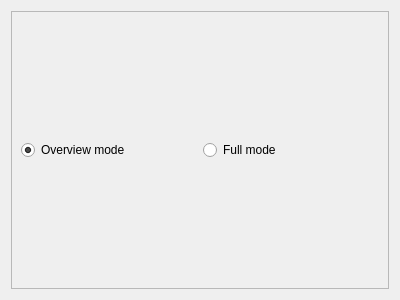
Above: src/analyzer/graphdialog.ui from loganek/workertracker before the change. Below: the same form after it.
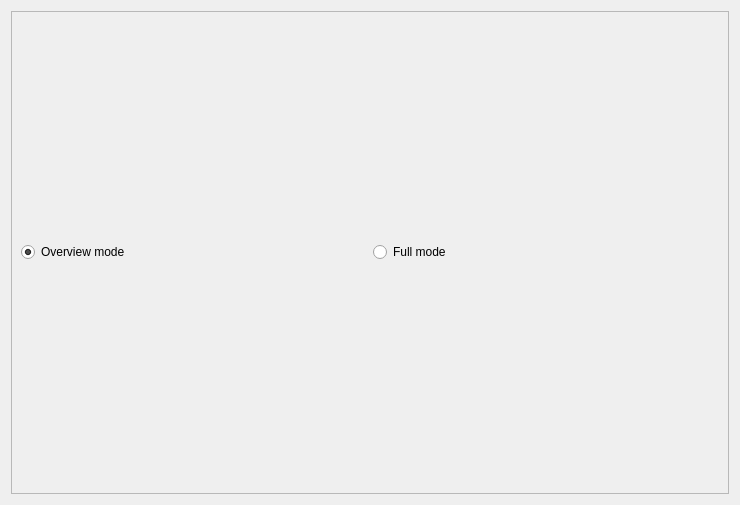
That is the form after the change.

Commit message: analyzer: minors in UI

Diff of the .ui file:
```diff
--- a/src/analyzer/graphdialog.ui
+++ b/src/analyzer/graphdialog.ui
@@ -6,8 +6,8 @@
    <rect>
     <x>0</x>
     <y>0</y>
-    <width>400</width>
-    <height>300</height>
+    <width>740</width>
+    <height>505</height>
    </rect>
   </property>
   <property name="windowTitle">
```
The commit also changes 1 other file.
